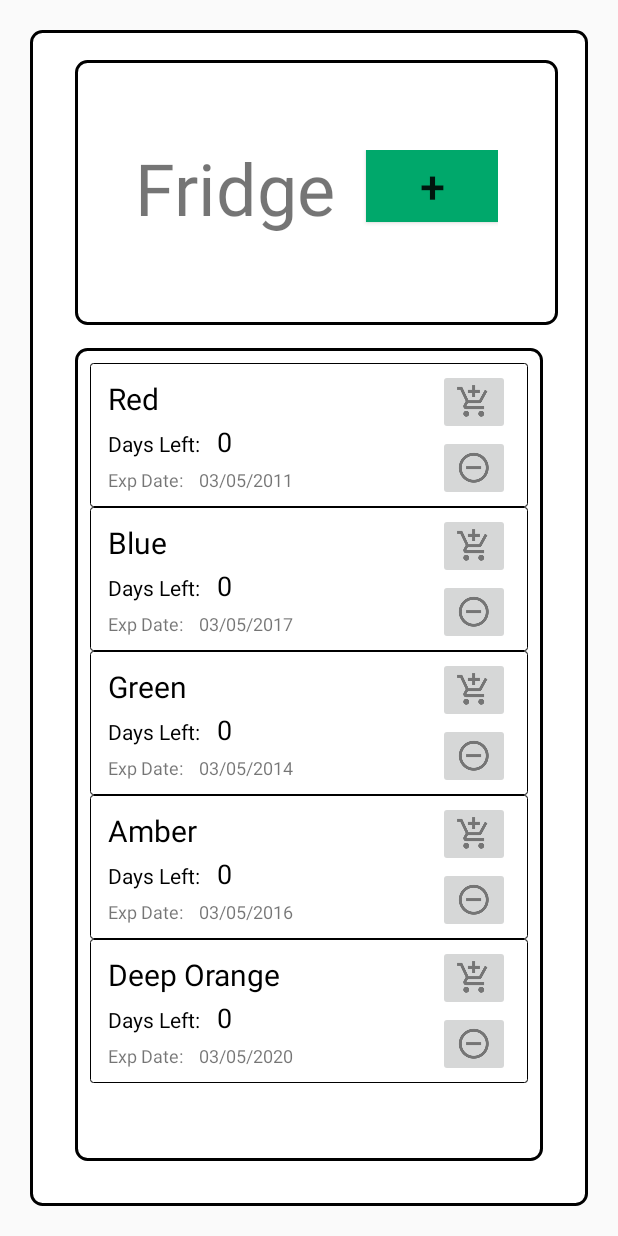
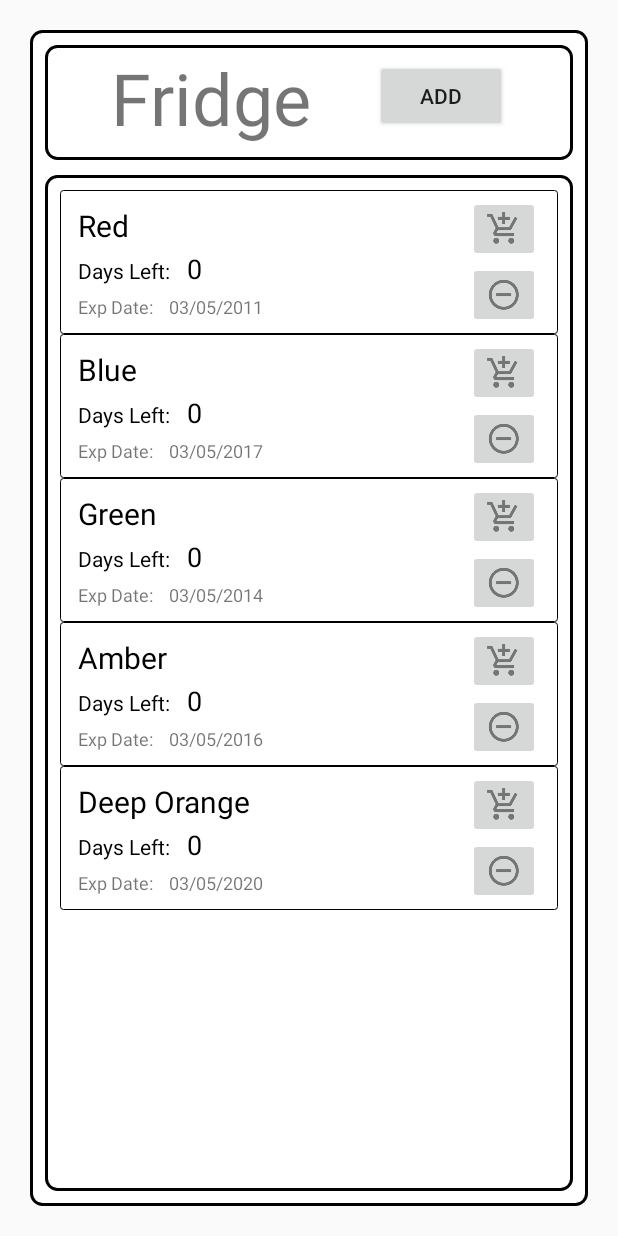
Before and after one commit to SeeminSyed/WhatsInMyFridge, an Android app: the screen it shows after launch (MainActivity), after a tap on an icon or button, on a phone screen of 412 x 824 dp. Run offline under Robolectric (Android 15) with nearby library versions, the phone set to English and light mode, and no system bars.

Commit message:
modified fridge layout

```diff
--- a/WhatsInMyFridge/app/src/main/res/layout/fragment_fridge.xml
+++ b/WhatsInMyFridge/app/src/main/res/layout/fragment_fridge.xml
@@ -1,85 +1,65 @@
 <?xml version="1.0" encoding="utf-8"?>
-<android.support.constraint.ConstraintLayout
-    xmlns:android="http://schemas.android.com/apk/res/android" android:layout_width="match_parent"
+<android.support.constraint.ConstraintLayout xmlns:android="http://schemas.android.com/apk/res/android"
     xmlns:app="http://schemas.android.com/apk/res-auto"
     xmlns:tools="http://schemas.android.com/tools"
+    android:layout_width="match_parent"
     android:layout_height="match_parent"
     android:orientation="vertical"
     tools:context=".FridgeFragment">
 
     <android.support.constraint.ConstraintLayout
-        android:background="@drawable/rectangular_border"
+        android:layout_width="match_parent"
+        android:layout_height="match_parent"
         android:layout_marginLeft="20dp"
+        android:layout_marginTop="20dp"
         android:layout_marginRight="20dp"
-        android:layout_marginTop="20dp"
         android:layout_marginBottom="20dp"
-        android:layout_height="match_parent"
-        android:layout_width="match_parent"
-        >
-
+        android:background="@drawable/rectangular_border">
 
 
         <android.support.constraint.ConstraintLayout
             android:id="@+id/topbar"
-            android:paddingTop="12dp"
-            android:paddingBottom="12dp"
-            android:layout_width="wrap_content"
+            android:layout_width="match_parent"
             android:layout_height="wrap_content"
+            android:background="@drawable/rectangular_border"
             app:layout_constraintLeft_toLeftOf="parent"
             app:layout_constraintRight_toRightOf="parent"
             app:layout_constraintTop_toTopOf="parent"
+            app:layout_constraintBottom_toTopOf="@id/list"
+            android:layout_marginBottom="10dp">
 
-            android:background="@drawable/rectangular_border"
-            app:layout_constraintLeft_toRightOf="parent"
-            android:layout_marginTop="10dp"
-            android:layout_marginLeft="10dp"
-            android:paddingHorizontal="40dp"
-            android:paddingVertical="60dp"
-
-            >
             <TextView
                 android:id="@+id/tv_shopping_list"
                 android:layout_width="wrap_content"
                 android:layout_height="wrap_content"
-
-
-
+                android:text="Fridge"
                 android:textSize="48dp"
-                android:text="Fridge"
-                app:layout_constraintTop_toTopOf="@+id/add_fridge_item_btn"
                 app:layout_constraintBottom_toBottomOf="@+id/add_fridge_item_btn"
                 app:layout_constraintLeft_toLeftOf="parent"
-                app:layout_constraintRight_toLeftOf="@id/add_fridge_item_btn"/>
+                app:layout_constraintRight_toLeftOf="@id/add_fridge_item_btn"
+                app:layout_constraintTop_toTopOf="@+id/add_fridge_item_btn" />
+
             <Button
                 android:id="@+id/add_fridge_item_btn"
-                android:layout_marginLeft="20dp"
-                android:textSize="30dp"
-                android:background="#00A86B"
-                android:layout_marginBottom="40dp"
-
                 android:layout_width="wrap_content"
                 android:layout_height="wrap_content"
-                android:text="+"
+                android:layout_marginLeft="8dp"
+                android:layout_marginBottom="40dp"
+                android:text="Add"
                 app:layout_constraintLeft_toRightOf="@id/tv_shopping_list"
                 app:layout_constraintRight_toRightOf="parent"
-                app:layout_constraintTop_toTopOf="parent"
-                />
+                app:layout_constraintTop_toTopOf="parent" />
         </android.support.constraint.ConstraintLayout>
 
 
         <android.support.constraint.ConstraintLayout
+            android:id="@+id/list"
             android:layout_width="match_parent"
             android:layout_height="0dp"
-            app:layout_constraintTop_toBottomOf="@id/topbar"
+            android:background="@drawable/rectangular_border"
             app:layout_constraintBottom_toBottomOf="parent"
-            android:background="@drawable/rectangular_border"
             app:layout_constraintLeft_toRightOf="parent"
-            android:layout_marginTop="15dp"
-            android:layout_marginBottom="20dp"
-            android:layout_marginLeft="20dp"
-            android:layout_marginRight="20dp"
-            >
-
+            app:layout_constraintTop_toBottomOf="@id/topbar">
 
 
             <android.support.v7.widget.RecyclerView
```
